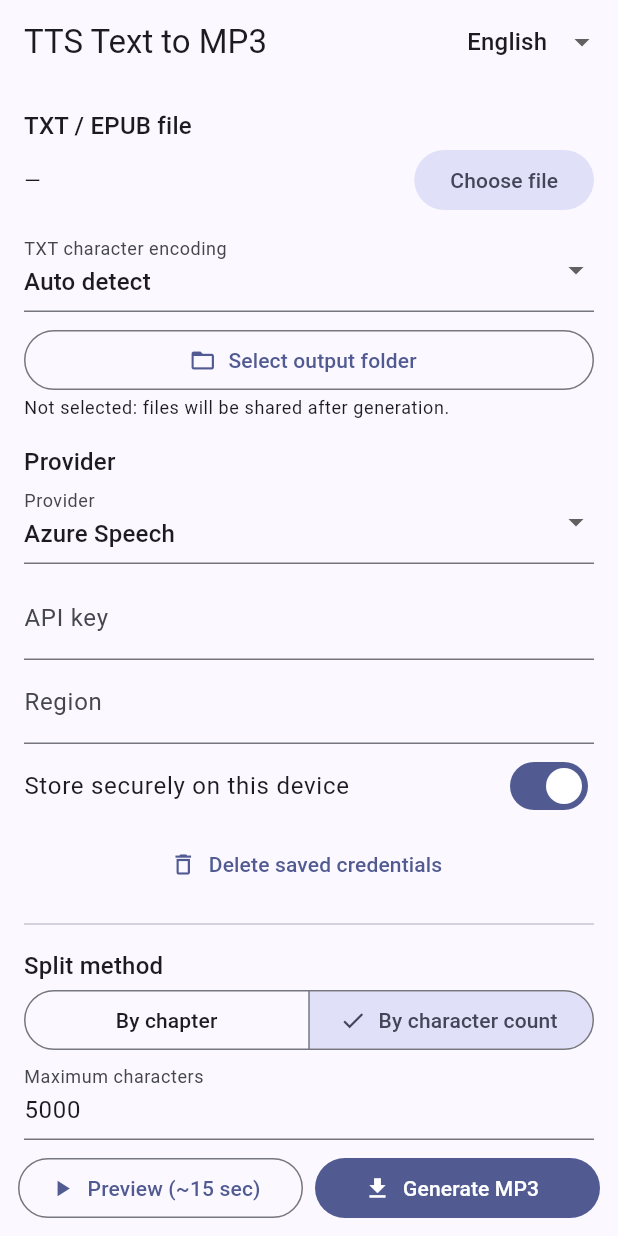
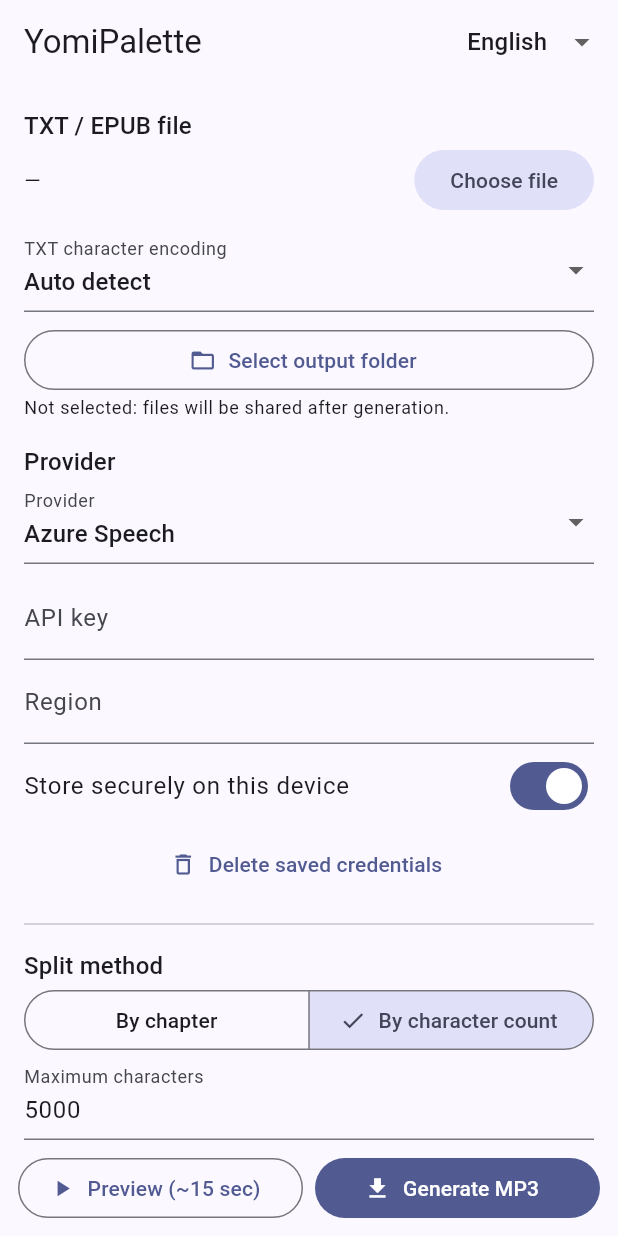
Before and after one commit to tjsongwei/tts-text-mp3, a Flutter app: the screen it shows after launch, after a tap on "By character count", on a phone screen of 412 x 824 dp. Run offline on Flutter 3.47's test engine with Material 3 defaults, Android fonts, the phone set to English and light mode, and no system bars; our stand-ins replace file_picker, flutter_secure_storage, just_audio, share_plus, shared_preferences; missing offline and left inert: charset_converter, flutter_edge_tts, flutter_lame.

Commit message:
Rename app to YomiPalette and add GitHub Sponsors

```diff
--- a/locales/en.json
+++ b/locales/en.json
@@ -1,5 +1,5 @@
 {
-  "app.title": "TTS Text → MP3",
+  "app.title": "YomiPalette",
   "language.label": "Display language:",
   "provider.group": "Provider",
   "provider.edge.label": "Edge TTS (Free)",
--- a/locales/ja.json
+++ b/locales/ja.json
@@ -1,5 +1,5 @@
 {
-  "app.title": "TTS Text → MP3",
+  "app.title": "YomiPalette",
   "language.label": "表示言語:",
   "provider.group": "プロバイダ",
   "provider.edge.label": "Edge TTS (無料)",
--- a/locales/zh-CN.json
+++ b/locales/zh-CN.json
@@ -1,5 +1,5 @@
 {
-  "app.title": "TTS Text → MP3",
+  "app.title": "YomiPalette",
   "language.label": "界面语言：",
   "provider.group": "语音提供商",
   "provider.edge.label": "Edge TTS（免费）",
--- a/mobile/lib/l10n/strings.dart
+++ b/mobile/lib/l10n/strings.dart
@@ -8,7 +8,7 @@ class AppStrings {
 
   static const _values = <String, Map<String, String>>{
     'en': {
-      'title': 'TTS Text to MP3',
+      'title': 'YomiPalette',
       'file': 'TXT / EPUB file',
       'choose': 'Choose file',
       'textEncoding': 'TXT character encoding',
@@ -85,7 +85,7 @@ class AppStrings {
       'hide': 'Hide',
     },
     'ja': {
-      'title': 'TTS Text to MP3',
+      'title': 'YomiPalette',
       'file': 'TXT / EPUBファイル',
       'choose': 'ファイルを選択',
       'textEncoding': 'TXT文字コード',
@@ -158,7 +158,7 @@ class AppStrings {
       'hide': '非表示',
     },
     'zh': {
-      'title': 'TTS Text to MP3',
+      'title': 'YomiPalette',
       'file': 'TXT / EPUB文件',
       'choose': '选择文件',
       'textEncoding': 'TXT字符编码',
--- a/mobile/lib/main.dart
+++ b/mobile/lib/main.dart
@@ -50,7 +50,7 @@ class _TtsMobileAppState extends State<TtsMobileApp> {
           GlobalWidgetsLocalizations.delegate,
           GlobalCupertinoLocalizations.delegate,
         ],
-        title: 'TTS Text to MP3',
+        title: 'YomiPalette',
         theme: ThemeData(colorSchemeSeed: Colors.indigo, useMaterial3: true),
         home: HomeScreen(
           onLocaleChanged: (value) => setState(() => locale = value),
--- a/mobile/lib/services/audio_generator.dart
+++ b/mobile/lib/services/audio_generator.dart
@@ -62,7 +62,7 @@ class AudioGenerator {
     final output = outputDirectory == null && fileWriter == null
         ? Directory(path.join(
             (await getApplicationDocumentsDirectory()).path,
-            'TTS Text to MP3',
+            'YomiPalette',
           ))
         : outputDirectory == null
             ? null
--- a/mobile/pubspec.yaml
+++ b/mobile/pubspec.yaml
@@ -1,5 +1,5 @@
 name: tts_text_mp3_mobile
-description: Android and iOS client for TTS Text to MP3.
+description: Android and iOS client for YomiPalette.
 publish_to: none
 version: 0.1.7+7
 
```
Also changed, not shown: 15 other files.
